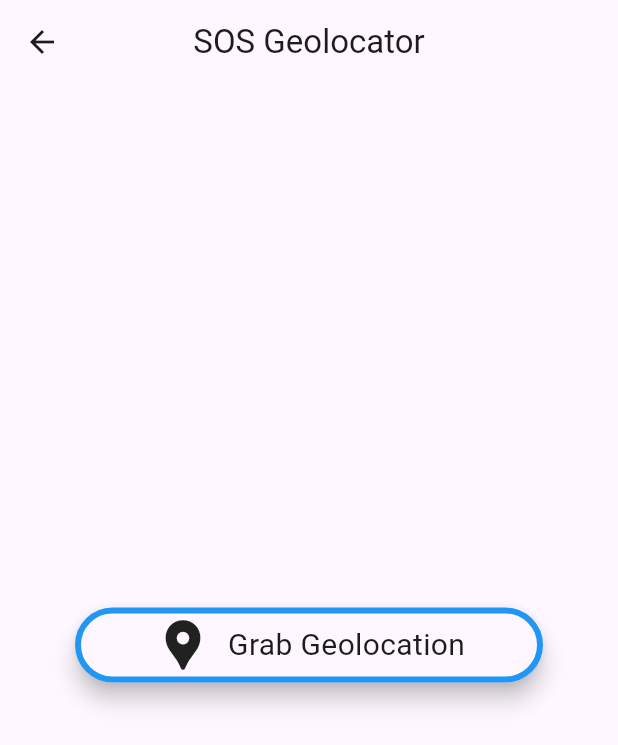
After one commit to halconie/flight-booking-app, a Flutter app: the LocationServices screen opened directly, after a tap on "Grab Geolocation", on a phone screen of 412 x 824 dp. The commit adds this screen. Shown: the top 745 px of the screen. Run offline on Flutter 3.47's test engine with Material 3 defaults, Android fonts, the phone set to English and light mode, and no system bars; our stand-ins replace barcode_widget, firebase_auth, firebase_core, fluentui_icons, gap, geolocator and 1 more; missing offline and left inert: firebase_ui_auth; accounts and stored records are empty.

Commit message:
Added Geolocation services for GPS

```diff
--- a/lib/screens/bottom_bar.dart
+++ b/lib/screens/bottom_bar.dart
@@ -1,4 +1,5 @@
 import 'package:booktickets/screens/account_screen.dart';
+import 'package:booktickets/screens/location_screen.dart';
 import 'package:booktickets/screens/search_screen.dart';
 import 'package:booktickets/screens/ticket_screen.dart';
 import 'package:fluentui_icons/fluentui_icons.dart';
@@ -18,7 +19,8 @@ class _BottomBarState extends State<BottomBar> {
     const HomeScreen(),
     const SearchScreen(),
     const TicketScreen(),
-    const AccountScreen()
+    const LocationServices(),
+    const AccountScreen(),
   ];
   void _onItemTapped(int index) {
     setState(() {
@@ -56,6 +58,9 @@ class _BottomBarState extends State<BottomBar> {
           BottomNavigationBarItem(icon: Icon(FluentSystemIcons.ic_fluent_ticket_regular),
               activeIcon: Icon(FluentSystemIcons.ic_fluent_ticket_filled),
               label: "Ticket"),
+          BottomNavigationBarItem(icon: Icon(FluentSystemIcons.ic_fluent_location_regular),
+              activeIcon: Icon(FluentSystemIcons.ic_fluent_location_filled),
+              label: "Location"),
           BottomNavigationBarItem(icon: Icon(FluentSystemIcons.ic_fluent_person_regular),
               activeIcon: Icon(FluentSystemIcons.ic_fluent_person_filled),
               label: "Profile")
--- /dev/null
+++ b/lib/screens/location_screen.dart
@@ -0,0 +1,117 @@
+import 'package:flutter/cupertino.dart';
+import 'package:flutter/material.dart';
+import 'package:geolocator/geolocator.dart';
+
+class LocationServices extends StatefulWidget {
+  const LocationServices({super.key});
+
+  @override
+  State<LocationServices> createState() => _LocationServicesState();
+}
+
+class _LocationServicesState extends State<LocationServices> {
+  Position? currentPosition;
+
+  Future<Position> getCurrentLocation() async {
+    LocationPermission permission = await Geolocator.checkPermission();
+    if (permission == LocationPermission.denied ||
+        permission == LocationPermission.deniedForever) {
+      print("Location denied");
+      LocationPermission ask = await Geolocator.requestPermission();
+      if (ask == LocationPermission.denied ||
+          ask == LocationPermission.deniedForever) {
+        throw Exception("Location permission denied");
+      }
+    }
+    return await Geolocator.getCurrentPosition(
+      desiredAccuracy: LocationAccuracy.low,
+    );
+  }
+
+  @override
+  Widget build(BuildContext context) {
+    return Scaffold(
+      appBar: AppBar(
+        title: const Text("SOS Geolocator"),
+        centerTitle: true,
+      ),
+      body: Center(
+        child: Column(
+          mainAxisAlignment: MainAxisAlignment.center,
+          children: [
+            Padding(
+              padding: const EdgeInsets.only(left: 50.0, right: 50.0),
+              child: Material(
+                borderRadius: BorderRadius.circular(30),
+                shadowColor: Colors.black,
+                elevation: 6,
+                child: GestureDetector(
+                  onTap: () {
+                    getCurrentLocation().then((position) {
+                      setState(() {
+                        currentPosition = position;
+                      });
+                    }).catchError((error) {
+                      print("Error: $error");
+                    });
+                  },
+                  child: Container(
+                    height: 50,
+                    decoration: BoxDecoration(
+                      borderRadius: BorderRadius.circular(30),
+                      border: Border.all(
+                        width: 4.0,
+                        color: Colors.blue, // Replace with your preferred color
+                      ),
+                    ),
+                    child: const Row(
+                        mainAxisAlignment: MainAxisAlignment.center,
+                        children: [
+                          Icon(
+                            Icons.location_pin,
+                            size: 40,
+                          ),
+
+                          SizedBox(width: 10.0),
+
+                          // Text
+                          Center(
+                              child: Text(
+                                "Grab Geolocation",
+                                style: TextStyle(fontSize: 20),
+                              )),
+                        ]),
+                  ),
+                ),
+              ),
+            ),
+            const SizedBox(
+              height: 20,
+            ), // Add some space between button and location display
+            if (currentPosition != null)
+              Column(
+                children: [
+                  const Text(
+                    "Location:",
+                    style: TextStyle(
+                      fontWeight: FontWeight.bold,
+                      fontSize: 18, // Adjust font size as needed
+                    ),
+                  ),
+                  const SizedBox(
+                      height:
+                      10), // Add some space between "Location" text and actual location
+                  Text(
+                    "Latitude: ${currentPosition!.latitude.toString()}\nLongitude: ${currentPosition!.longitude.toString()}",
+                    style: const TextStyle(
+                      fontSize: 16, // Adjust font size as needed
+                    ),
+                  ),
+                ],
+              ),
+          ],
+        ),
+      ),
+    );
+  }
+}
--- a/pubspec.yaml
+++ b/pubspec.yaml
@@ -41,6 +41,8 @@ dependencies:
   firebase_core: ^2.27.2
   firebase_auth: ^4.18.0
   firebase_ui_auth: ^1.13.1
+  permission_handler: ^11.3.0
+  geolocator: ^11.0.0
 
 dev_dependencies:
   flutter_test:
```
Also changed, not shown: pubspec.lock, 1 other file.
